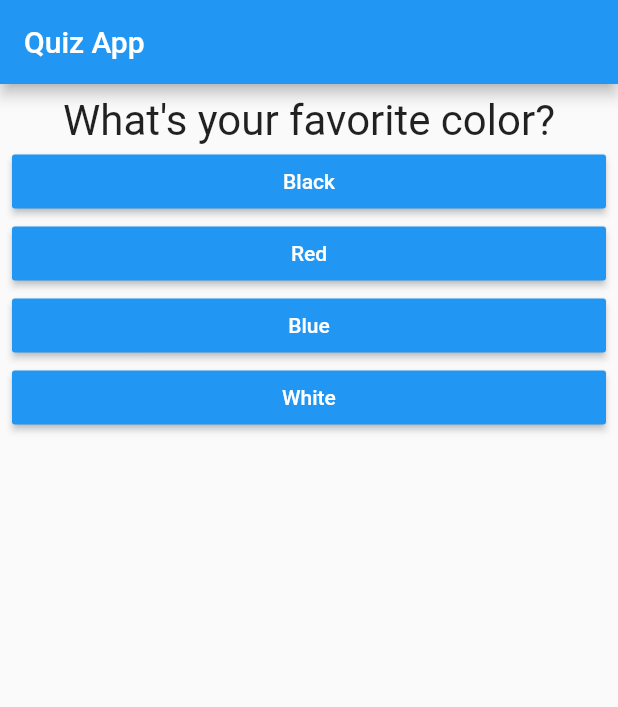
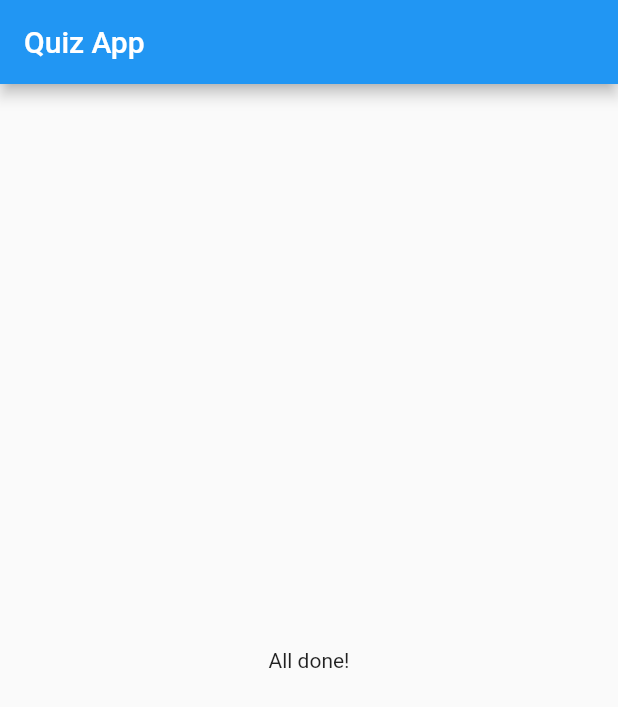
Before and after one commit to handsomemofokeng/quizz_app, a Flutter app: the screen it shows after launch, after a tap on "Black", after a tap on "Elephant", after a tap on "BMW", on a phone screen of 412 x 824 dp. Shown: the top 707 px of the screen. Run offline on Flutter 3.47's test engine with Material 2 defaults, Android fonts, the phone set to English and light mode, and no system bars.

Commit message:
split quiz and result widgets

```diff
--- a/lib/main.dart
+++ b/lib/main.dart
@@ -1,7 +1,7 @@
 import 'package:flutter/material.dart';
-import 'package:quizz_app/question.dart';
+import 'package:quizz_app/quiz.dart';
 
-import 'answer.dart';
+import 'quiz.dart';
 
 // void main() {
 //   runApp(MyApp());
@@ -19,7 +19,7 @@ class MyApp extends StatefulWidget {
 class _MyAppState extends State<MyApp> {
   int _questionIndex = 0;
 
-  final questions = const [
+  final _questions = const [
     {
       "question": "What\'s your favorite color?",
       "options": ["Black", "Red", "Blue", "White"]
@@ -37,11 +37,12 @@ class _MyAppState extends State<MyApp> {
   Widget build(BuildContext context) {
     void _answerQuestion() {
       setState(() {
-        if (_questionIndex < (questions.length - 1)) {
+        if (_questionIndex < _questions.length) {
           _questionIndex++;
-        } else {
-          _questionIndex = 0;
         }
+        // else {
+        //   _questionIndex = 0;
+        // }
       });
     }
 
@@ -50,22 +51,15 @@ class _MyAppState extends State<MyApp> {
         appBar: AppBar(
           title: Text("Quiz App"),
         ),
-        body: Padding(
-          padding: const EdgeInsets.all(8.0),
-          child: Center(
-            child: Column(
-              children: <Widget>[
-                Question(
-                  questions[_questionIndex]["question"],
-                ),
-                ...(questions[_questionIndex]["options"] as List<String>)
-                    .map((option) {
-                  return Answer(_answerQuestion, option);
-                }).toList()
-              ],
-            ),
-          ),
-        ),
+        body: _questionIndex < _questions.length
+            ? Quiz(
+                answerQuestion: _answerQuestion,
+                questionIndex: _questionIndex,
+                questions: _questions,
+              )
+            : Center(
+                child: Text("All done!"),
+              ),
       ),
     );
   }
--- /dev/null
+++ b/lib/quiz.dart
@@ -0,0 +1,35 @@
+import 'package:flutter/material.dart';
+import 'package:quizz_app/answer.dart';
+import 'package:quizz_app/question.dart';
+
+class Quiz extends StatelessWidget {
+  final List<Map<String, Object>> questions;
+  final Function answerQuestion;
+  final int questionIndex;
+
+  Quiz({
+    @required this.questions,
+    @required this.answerQuestion,
+    @required this.questionIndex,
+  });
+
+  @override
+  Widget build(BuildContext context) {
+    return Padding(
+      padding: const EdgeInsets.all(8.0),
+      child: Center(
+        child: Column(
+          children: <Widget>[
+            Question(
+              questions[questionIndex]["question"],
+            ),
+            ...(questions[questionIndex]["options"] as List<String>)
+                .map((option) {
+              return Answer(answerQuestion, option);
+            }).toList()
+          ],
+        ),
+      ),
+    );
+  }
+}
```
Also changed, not shown: lib/result.dart (added, +8 -0 lines).
